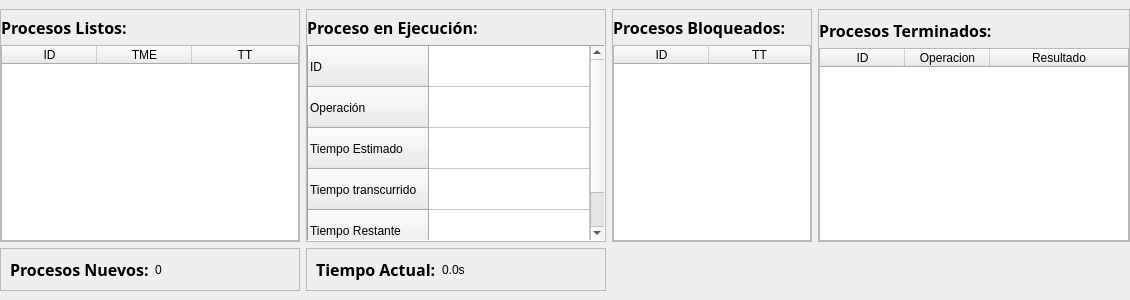
angel-lopez9177/Proyecto_SO, file src/MainWindow.ui: the form before one commit.
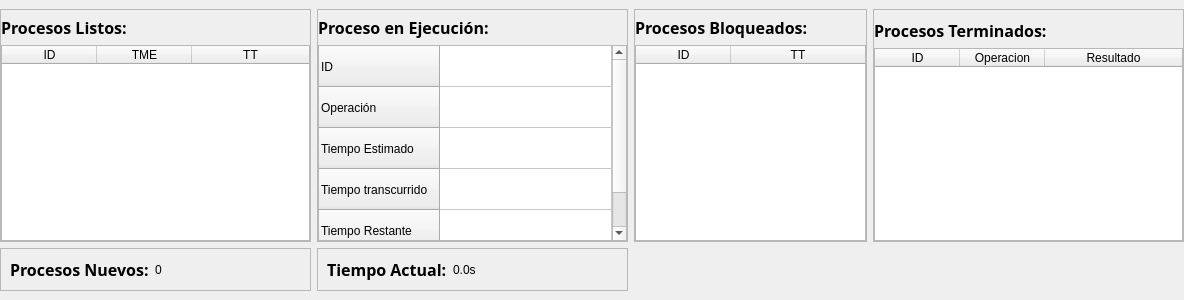
The form after the commit. Custom widgets are drawn as their Qt base class.

Commit message: Cambia dimensiones de la ventana principal

The edit to the form file:
```diff
--- a/src/MainWindow.ui
+++ b/src/MainWindow.ui
@@ -6,7 +6,7 @@
    <rect>
     <x>0</x>
     <y>0</y>
-    <width>1130</width>
+    <width>1184</width>
     <height>300</height>
    </rect>
   </property>
@@ -37,7 +37,7 @@
      <widget class="QFrame" name="Frame_Terminados">
       <property name="sizePolicy">
        <sizepolicy hsizetype="Preferred" vsizetype="Preferred">
-        <horstretch>5</horstretch>
+        <horstretch>4</horstretch>
         <verstretch>0</verstretch>
        </sizepolicy>
       </property>
@@ -209,7 +209,7 @@
           <enum>Qt::FocusPolicy::NoFocus</enum>
          </property>
          <property name="frameShape">
-          <enum>QFrame::Shape::Panel</enum>
+          <enum>QFrame::Shape::StyledPanel</enum>
          </property>
          <property name="frameShadow">
           <enum>QFrame::Shadow::Sunken</enum>
@@ -326,7 +326,7 @@
      <widget class="QFrame" name="Frame_Listos">
       <property name="sizePolicy">
        <sizepolicy hsizetype="Preferred" vsizetype="Preferred">
-        <horstretch>3</horstretch>
+        <horstretch>4</horstretch>
         <verstretch>1</verstretch>
        </sizepolicy>
       </property>
```
